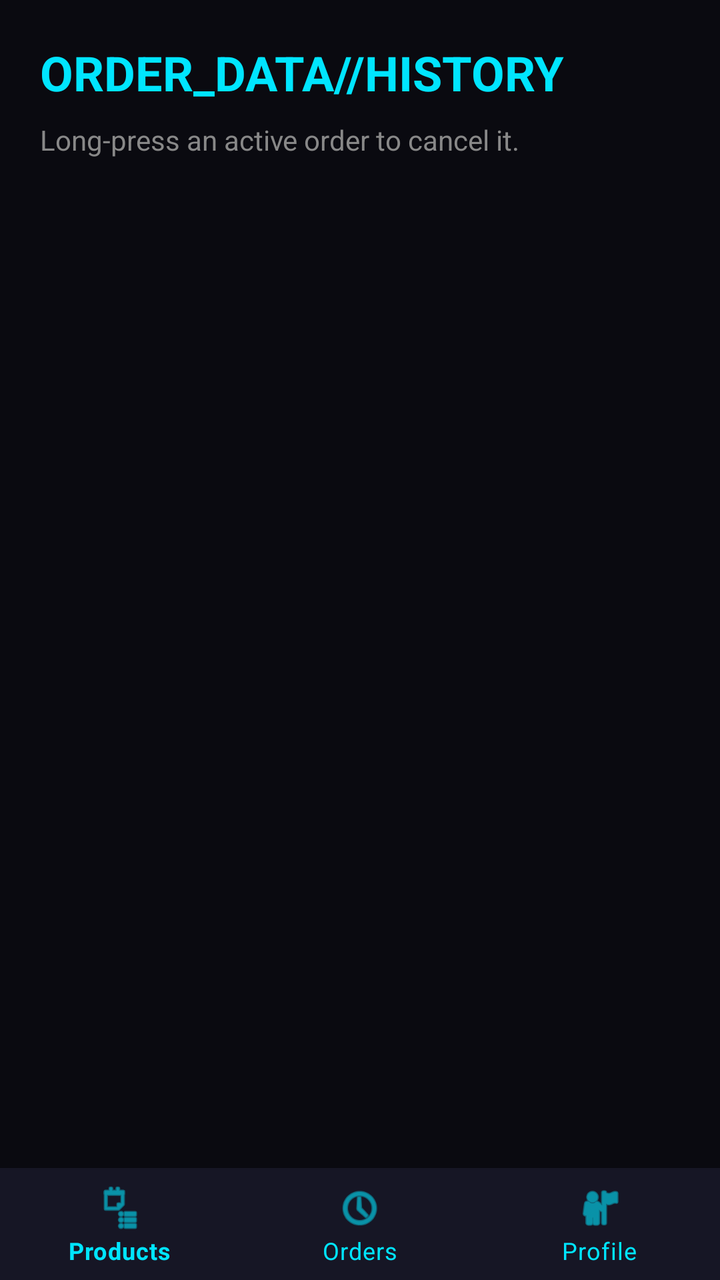
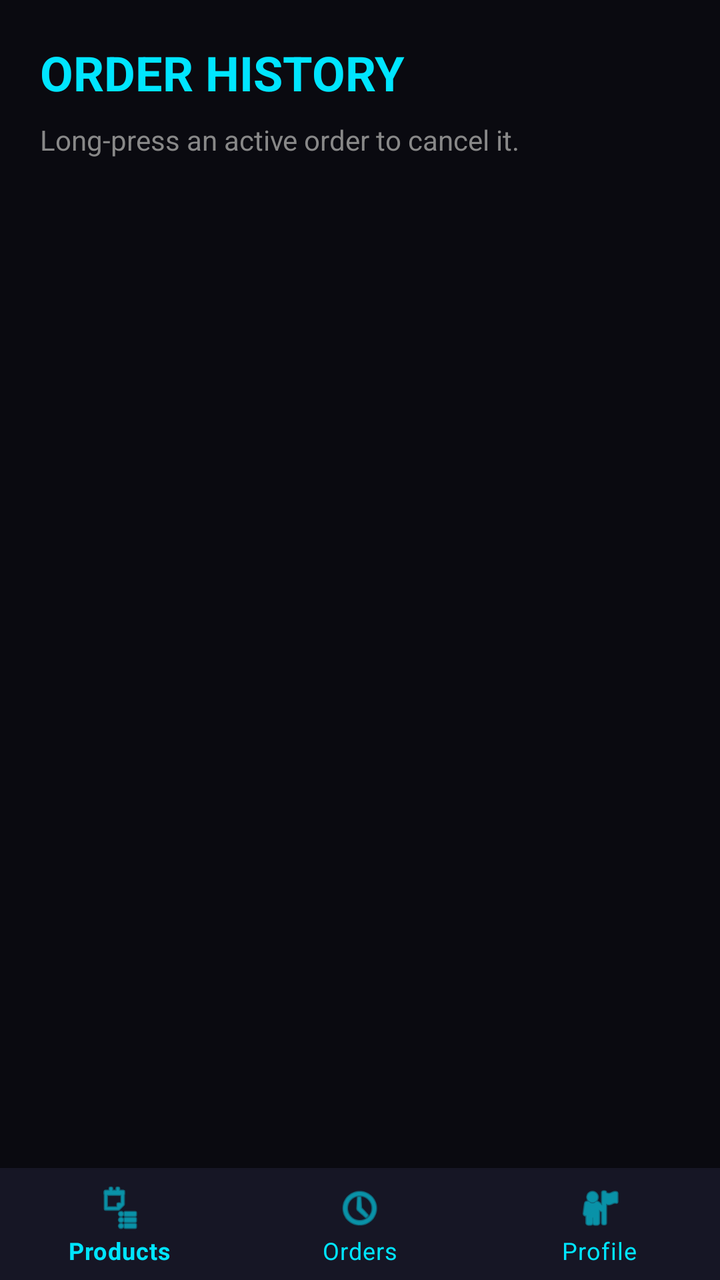

An Android layout rendered at two revisions. The XML below is the earlier revision; the diff shows what the commit changed to produce the second picture.
<!-- AndroidManifest.xml: application theme Theme.PrintXpress -->
<!-- res/layout/activity_my_orders.xml -->
<?xml version="1.0" encoding="utf-8"?>
<RelativeLayout xmlns:android="http://schemas.android.com/apk/res/android"
    xmlns:app="http://schemas.android.com/apk/res-auto"
    android:layout_width="match_parent"
    android:layout_height="match_parent"
    android:background="#0A0A10">

    <LinearLayout
        android:layout_width="match_parent"
        android:layout_height="match_parent"
        android:layout_above="@+id/bottomNavigationView"
        android:orientation="vertical"
        android:padding="20dp">

        <TextView
            android:layout_width="match_parent"
            android:layout_height="wrap_content"
            android:text="ORDER_DATA//HISTORY"
            android:textSize="24sp"
            android:textStyle="bold"
            android:textColor="#00E5FF"
            android:layout_marginBottom="8dp"/>

        <TextView
            android:layout_width="match_parent"
            android:layout_height="wrap_content"
            android:text="Long-press an active order to cancel it."
            android:textSize="14sp"
            android:textColor="#888888"
            android:layout_marginBottom="16dp"/>

        <ListView
            android:id="@+id/lvOrders"
            android:layout_width="match_parent"
            android:layout_height="match_parent"
            android:divider="@android:color/transparent"
            android:dividerHeight="16dp"
            android:scrollbars="none"/>
    </LinearLayout>

    <com.google.android.material.bottomnavigation.BottomNavigationView
        android:id="@+id/bottomNavigationView"
        android:layout_width="match_parent"
        android:layout_height="wrap_content"
        android:layout_alignParentBottom="true"
        android:background="#161625"
        app:itemIconTint="#00E5FF"
        app:itemTextColor="#00E5FF"
        app:menu="@menu/bottom_nav_menu" />
</RelativeLayout>
<!-- resources referenced by this layout -->
<resources>
  <style name="Theme.PrintXpress" parent="Base.Theme.PrintXpress" />
  <style name="Base.Theme.PrintXpress" parent="Theme.MaterialComponents.DayNight.NoActionBar">
          
          <item name="colorPrimary">@color/cyber_cyan</item>
          <item name="colorPrimaryVariant">@color/cyber_purple</item>
          <item name="colorOnPrimary">@color/white</item>
          <item name="colorSecondary">@color/cyber_pink</item>
  
          
          <item name="android:windowBackground">@color/cyber_light_bg</item>
          <item name="colorSurface">@color/cyber_card_light</item>
          <item name="android:textColor">@color/black</item>
      </style>
  <color name="cyber_cyan">#00E5FF</color>
  <color name="cyber_purple">#9D00FF</color>
  <color name="white">#FFFFFFFF</color>
  <color name="cyber_pink">#FF003C</color>
  <color name="cyber_light_bg">#F4F4FA</color>
  <color name="cyber_card_light">#FFFFFF</color>
  <color name="black">#FF000000</color>
</resources>

<!-- the commit's change to res/layout/activity_my_orders.xml (unified diff, before → after) -->
@@ -15,7 +15,7 @@
         <TextView
             android:layout_width="match_parent"
             android:layout_height="wrap_content"
-            android:text="ORDER_DATA//HISTORY"
+            android:text="ORDER HISTORY"
             android:textSize="24sp"
             android:textStyle="bold"
             android:textColor="#00E5FF"
